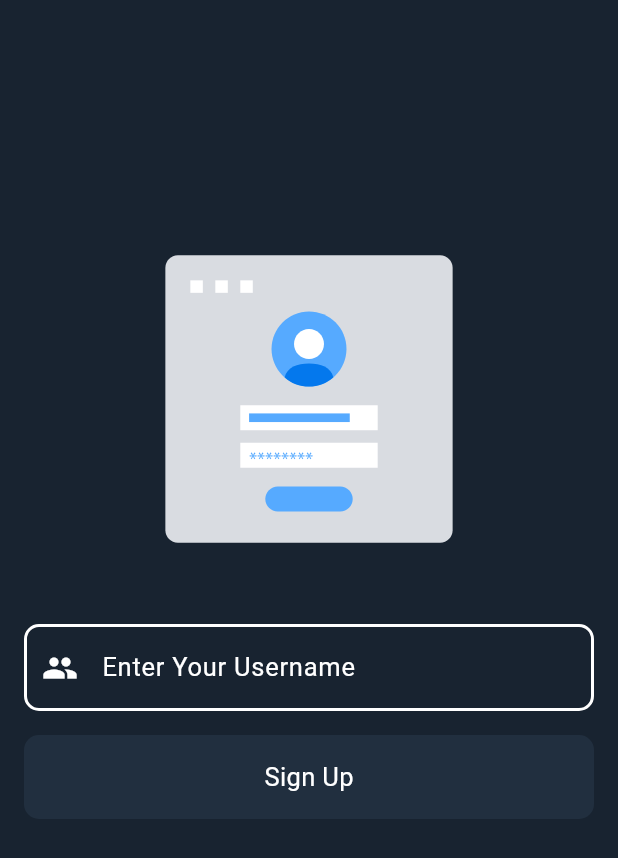
After one commit to Jason1258t/elegram, a Flutter app: the CreateNewAccount screen opened directly, on a phone screen of 412 x 824 dp. The commit adds this screen. Shown: the top 858 px of the screen. Run offline on Flutter 3.47's test engine with Material 3 defaults, Android fonts, the phone set to English and light mode, and no system bars; our stand-ins replace bloc, country_picker, equatable, flutter_bloc, lottie, rxdart.

Commit message:
Create Account

```diff
--- a/lib/screen/auth/widget/search_Input_decoration.dart
+++ b/lib/screen/auth/widget/search_Input_decoration.dart
@@ -26,6 +26,16 @@ InputDecoration buildInputDecoration({
           color: enabledBorderColor, width: 2, style: BorderStyle.solid),
       borderRadius: const BorderRadius.all(Radius.circular(10)),
     ),
+    errorBorder: const OutlineInputBorder(
+      borderSide: BorderSide(
+          color: Colors.red, width: 2, style: BorderStyle.solid),
+      borderRadius: BorderRadius.all(Radius.circular(10)),
+    ),
+    focusedErrorBorder:const OutlineInputBorder(
+      borderSide: BorderSide(
+          color: Colors.red, width: 2, style: BorderStyle.solid),
+      borderRadius: BorderRadius.all(Radius.circular(10)),
+    ),
     focusedBorder: OutlineInputBorder(
       borderSide: BorderSide(
           color: focusedBorderColor, width: 2, style: BorderStyle.solid),
--- /dev/null
+++ b/lib/screen/create_new_account/create_account.dart
@@ -0,0 +1,68 @@
+import 'package:flutter/material.dart';
+
+import 'package:lottie/lottie.dart';
+import 'package:messenger_test/screen/onboarding/widget/text_field_name.dart';
+
+import '../../utils/assets.dart';
+import '../auth/widget/button_phone.dart';
+import '../auth/widget/search_Input_decoration.dart';
+
+class CreateNewAccount extends StatefulWidget {
+  const CreateNewAccount({super.key});
+
+  @override
+  createState() => _CreateNewAccountState();
+}
+
+final List<String> takenNames = ['Alice', 'Bob', 'Pidoras'];
+
+class _CreateNewAccountState extends State<CreateNewAccount> {
+  final TextEditingController _nameController = TextEditingController();
+  final bool _isButtonActive = false;
+
+  @override
+  void initState() {
+    super.initState();
+    _nameController.addListener(_updateButtonState);
+  }
+
+  void _updateButtonState() {
+    final name = _nameController.text;
+
+    setState(() {});
+  }
+
+  @override
+  Widget build(BuildContext context) {
+    return Scaffold(
+      body: SingleChildScrollView(
+        child: Padding(
+          padding: const EdgeInsets.all(16.0),
+          child: Column(
+            children: [
+              const SizedBox(
+                height: 100,
+              ),
+              Lottie.asset(Assets.images('Username.json'),
+                  height: 300,repeat: false),
+              TextFieldName(
+                controller: _nameController,
+                decoration: buildInputDecoration(
+                    labelText: 'Enter Your Username',
+                    hintText: 'Username',
+                    icon: Icons.people),
+                takenNames: takenNames,
+              ),
+              const SizedBox(height: 16),
+              PhoneButton(
+                text: 'Sign Up',
+                onPress: _isButtonActive ? () {} : null,
+                isActive: _isButtonActive,
+              ),
+            ],
+          ),
+        ),
+      ),
+    );
+  }
+}
--- /dev/null
+++ b/lib/screen/onboarding/widget/text_field_name.dart
@@ -0,0 +1,86 @@
+import 'package:flutter/material.dart';
+import 'package:flutter/services.dart';
+import 'package:messenger_test/utils/fonts.dart';
+
+class TextFieldName extends StatefulWidget {
+  final TextEditingController controller;
+  final InputDecoration decoration;
+  final List<String> takenNames;
+
+  const TextFieldName({
+    super.key,
+    required this.controller,
+    required this.decoration,
+    required this.takenNames,
+  });
+
+  @override
+  _TextFieldNameState createState() => _TextFieldNameState();
+}
+
+class _TextFieldNameState extends State<TextFieldName> {
+  final _formKey = GlobalKey<FormState>();
+  String? _errorMessage;
+
+  @override
+  Widget build(BuildContext context) {
+    return Form(
+      key: _formKey,
+      child: TextFormField(
+        controller: widget.controller,
+        decoration: widget.decoration.copyWith(
+          errorText: _errorMessage,
+          errorStyle: AppTypography.fontHeadline16w500.copyWith(color: Colors.red)
+        ),
+        inputFormatters: [
+          LengthLimitingTextInputFormatter(26),
+        ],
+        keyboardType: TextInputType.text,
+        style: AppTypography.fontHeadlineW17w400,
+        validator: (value) {
+          if (value == null) {
+            return null;
+          }
+          return NameValidator.validate(value, widget.takenNames);
+        },
+        onChanged: (value) {
+          setState(() {
+            _errorMessage = NameValidator.validate(value, widget.takenNames);
+          });
+        },
+      ),
+    );
+  }
+}
+
+class NameValidator {
+  static List<String> bannedWords = [
+    'badword1',
+    'badword2',
+    'badword3'
+  ];
+
+  static String? validate(String value, List<String> takenNames) {
+    if (value.isEmpty) {
+      return 'Name cannot be empty';
+    }
+    if (value.length > 25) {
+      return 'Name must be 25 characters or less.';
+    }
+    if (value.contains(' ')) {
+      return 'Name cannot contain spaces.';
+    }
+    if (value.startsWith(RegExp(r'[^\w]'))) {
+      return 'Name cannot start with special characters.';
+    }
+    for (var word in bannedWords) {
+      if (value.toLowerCase().contains(word)) {
+        return 'Name contains inappropriate content.';
+      }
+    }
+    if (takenNames.contains(value)) {
+      return 'Name is already taken.';
+    }
+    return null;
+  }
+}
```
Also changed, not shown: assets/images/Username.json (added, +1 -0 lines), lib/screen/verifySMS/verification_screen.dart (+9 -8 lines), lib/screen/verifySMS/widget/text_field_verification.dart (+17 -11 lines).
